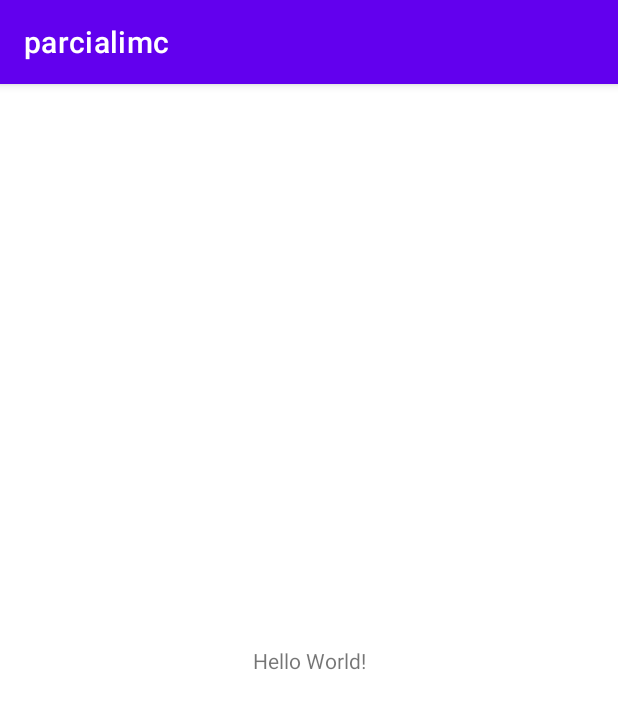
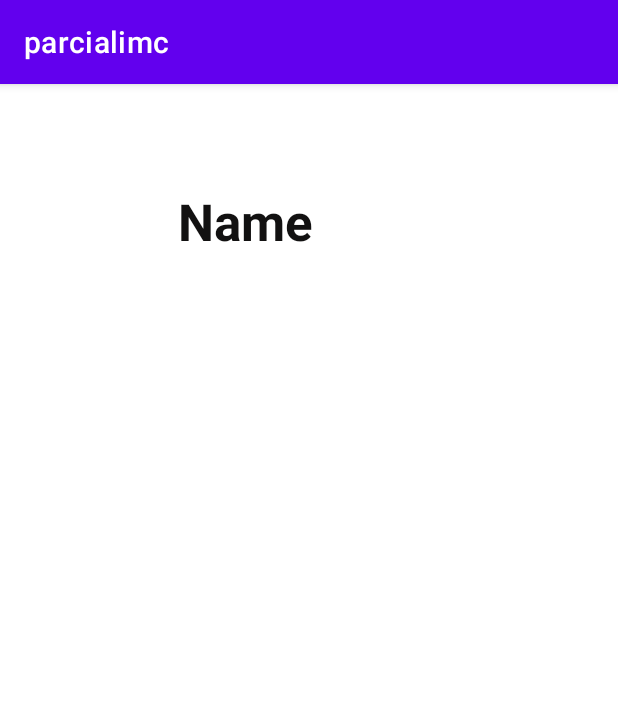
Before and after one commit to natalia0318/ParcialAndroid, an Android app: the screen it shows after launch (MainActivity), on a phone screen of 412 x 824 dp. Shown: the top 709 px of the screen. Run offline under Robolectric (Android 15) with nearby library versions, the phone set to English and light mode, and no system bars.

Commit message:
Creacion de text view donde se guardara el nombre del usuario

```diff
--- a/parcialimc2/app/src/main/res/layout/activity_main.xml
+++ b/parcialimc2/app/src/main/res/layout/activity_main.xml
@@ -7,12 +7,17 @@
     tools:context=".MainActivity">
 
     <TextView
-        android:layout_width="wrap_content"
-        android:layout_height="wrap_content"
-        android:text="Hello World!"
+        android:layout_width="254dp"
+        android:layout_height="63dp"
+        android:text="Name"
+        android:textColor="#121111"
+        android:textSize="34sp"
+        android:textStyle="bold"
         app:layout_constraintBottom_toBottomOf="parent"
+        app:layout_constraintHorizontal_bias="0.751"
         app:layout_constraintLeft_toLeftOf="parent"
         app:layout_constraintRight_toRightOf="parent"
-        app:layout_constraintTop_toTopOf="parent" />
+        app:layout_constraintTop_toTopOf="parent"
+        app:layout_constraintVertical_bias="0.097" />
 
 </androidx.constraintlayout.widget.ConstraintLayout>
```
